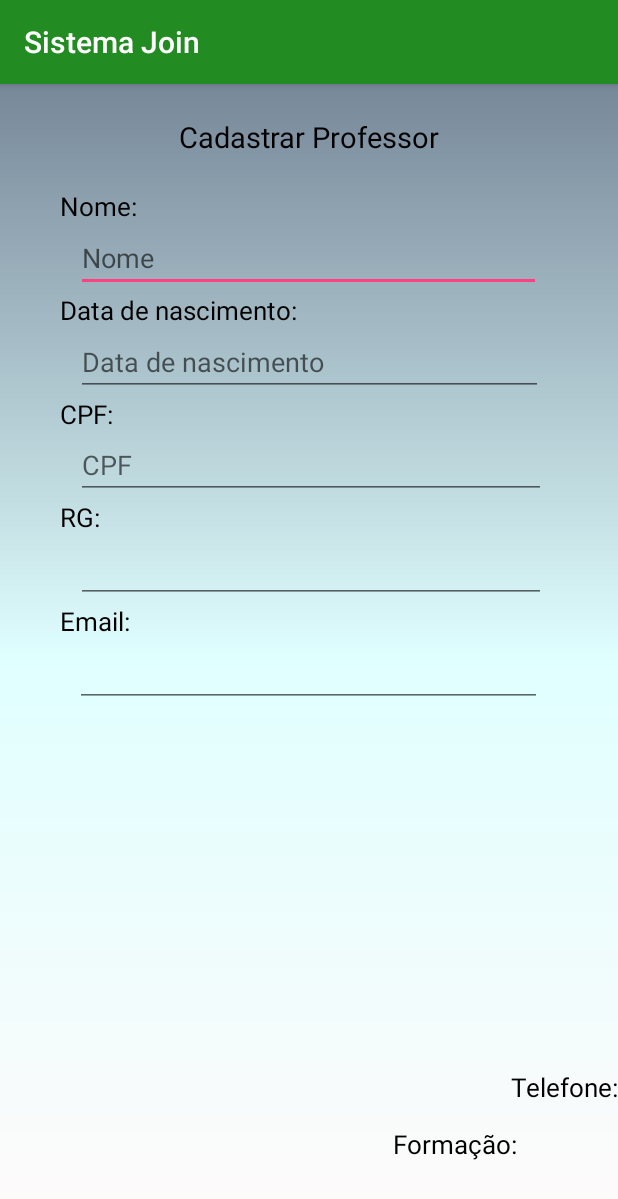
After one commit to matheuspereiradev/SistemaJoin, an Android app: the ViewCadastrarProfessor screen opened directly, with no data from a screen before it, on a phone screen of 412 x 824 dp. The commit adds this screen. Shown: the top 1199 px of the screen. Run offline under Robolectric (Android 15) with nearby library versions, the phone set to English and light mode, and no system bars.

Commit message:
Começo tela cadastrar prof

```diff
--- a/app/src/main/AndroidManifest.xml
+++ b/app/src/main/AndroidManifest.xml
@@ -4,7 +4,7 @@
 
     <application
         android:allowBackup="true"
-        android:icon="@mipmap/ic_launcher"
+        android:icon="@mipmap/icone"
         android:label="@string/app_name"
         android:roundIcon="@mipmap/ic_launcher_round"
         android:supportsRtl="true"
@@ -21,7 +21,8 @@
         <activity android:name=".ViewListarEscolas" />
         <activity android:name=".ViewExibirInformacoesEscola" />
         <activity android:name=".ViewHomeSistemaAdministrativo" />
-        <activity android:name=".ViewTelaLogin"></activity>
+        <activity android:name=".ViewTelaLogin" />
+        <activity android:name=".ViewCadastrarProfessor"></activity>
     </application>
 
 </manifest>
--- /dev/null
+++ b/app/src/main/java/com/app/join/sistemajoin/ViewCadastrarProfessor.java
@@ -0,0 +1,13 @@
+package com.app.join.sistemajoin;
+
+import android.support.v7.app.AppCompatActivity;
+import android.os.Bundle;
+
+public class ViewCadastrarProfessor extends AppCompatActivity {
+
+    @Override
+    protected void onCreate(Bundle savedInstanceState) {
+        super.onCreate(savedInstanceState);
+        setContentView(R.layout.activity_view_cadastrar_professor);
+    }
+}
--- /dev/null
+++ b/app/src/main/res/layout/activity_view_cadastrar_professor.xml
@@ -0,0 +1,145 @@
+<?xml version="1.0" encoding="utf-8"?>
+<RelativeLayout xmlns:android="http://schemas.android.com/apk/res/android"
+    xmlns:app="http://schemas.android.com/apk/res-auto"
+    xmlns:tools="http://schemas.android.com/tools"
+    android:layout_width="match_parent"
+    android:layout_height="match_parent"
+    tools:context=".ViewCadastrarProfessor"
+    android:background="@drawable/layout_fundo_principal">
+
+    <TextView
+        android:id="@+id/textView26"
+        android:layout_width="wrap_content"
+        android:layout_height="wrap_content"
+        android:layout_alignParentTop="true"
+        android:layout_centerHorizontal="true"
+        android:layout_marginTop="22dp"
+        android:text="Cadastrar Professor"
+        android:textColor="@android:color/background_dark"
+        android:textSize="19sp" />
+
+    <TextView
+        android:id="@+id/textView27"
+        android:layout_width="wrap_content"
+        android:layout_height="wrap_content"
+        android:layout_alignParentStart="true"
+        android:layout_alignParentTop="true"
+        android:layout_marginStart="40dp"
+        android:layout_marginTop="69dp"
+        android:text="Nome:"
+        android:textColor="@android:color/background_dark"
+        android:textSize="17sp" />
+
+    <EditText
+        android:id="@+id/editText"
+        android:layout_width="310dp"
+        android:layout_height="wrap_content"
+        android:layout_below="@+id/textView27"
+        android:layout_centerHorizontal="true"
+        android:ems="10"
+        android:hint="Nome"
+        android:inputType="textPersonName" />
+
+    <TextView
+        android:id="@+id/textView28"
+        android:layout_width="wrap_content"
+        android:layout_height="wrap_content"
+        android:layout_alignStart="@+id/textView27"
+        android:layout_below="@+id/editText"
+        android:text="Data de nascimento:"
+        android:textColor="@android:color/background_dark"
+        android:textSize="17sp" />
+
+    <TextView
+        android:id="@+id/textView29"
+        android:layout_width="wrap_content"
+        android:layout_height="wrap_content"
+        android:layout_alignStart="@+id/textView27"
+        android:layout_below="@+id/editText3"
+        android:text="RG:"
+        android:textColor="@android:color/background_dark"
+        android:textSize="17sp" />
+
+    <TextView
+        android:id="@+id/textView30"
+        android:layout_width="wrap_content"
+        android:layout_height="wrap_content"
+        android:layout_alignStart="@+id/textView27"
+        android:layout_below="@+id/editText4"
+        android:text="Email:"
+        android:textColor="@android:color/background_dark"
+        android:textSize="17sp" />
+
+    <TextView
+        android:id="@+id/textView31"
+        android:layout_width="wrap_content"
+        android:layout_height="wrap_content"
+        android:layout_alignParentBottom="true"
+        android:layout_alignParentEnd="true"
+        android:layout_marginBottom="49dp"
+        android:layout_marginEnd="67dp"
+        android:text="Formação:"
+        android:textColor="@android:color/background_dark"
+        android:textSize="17sp" />
+
+    <TextView
+        android:id="@+id/textView32"
+        android:layout_width="wrap_content"
+        android:layout_height="wrap_content"
+        android:layout_alignStart="@+id/textView27"
+        android:layout_below="@+id/editText2"
+        android:text="CPF:"
+        android:textColor="@android:color/background_dark"
+        android:textSize="17sp" />
+
+    <TextView
+        android:id="@+id/textView33"
+        android:layout_width="wrap_content"
+        android:layout_height="wrap_content"
+        android:layout_alignParentBottom="true"
+        android:layout_alignParentEnd="true"
+        android:layout_marginBottom="87dp"
+        android:text="Telefone:"
+        android:textColor="@android:color/background_dark"
+        android:textSize="17sp" />
+
+    <EditText
+        android:id="@+id/editText2"
+        android:layout_width="311dp"
+        android:layout_height="wrap_content"
+        android:layout_alignStart="@+id/editText"
+        android:layout_below="@+id/textView28"
+        android:ems="10"
+        android:hint="Data de nascimento"
+        android:inputType="number" />
+
+    <EditText
+        android:id="@+id/editText3"
+        android:layout_width="313dp"
+        android:layout_height="wrap_content"
+        android:layout_alignParentTop="true"
+        android:layout_alignStart="@+id/editText"
+        android:layout_marginTop="231dp"
+        android:ems="10"
+        android:hint="CPF"
+        android:inputType="number" />
+
+    <EditText
+        android:id="@+id/editText4"
+        android:layout_width="313dp"
+        android:layout_height="wrap_content"
+        android:layout_alignStart="@+id/editText"
+        android:layout_below="@+id/textView29"
+        android:ems="10"
+        android:inputType="number" />
+
+    <EditText
+        android:id="@+id/editText5"
+        android:layout_width="311dp"
+        android:layout_height="wrap_content"
+        android:layout_below="@+id/textView30"
+        android:layout_centerHorizontal="true"
+        android:ems="10"
+        android:inputType="textEmailAddress" />
+
+</RelativeLayout>
--- a/app/src/main/res/layout/activity_view_home_sistema_administrativo.xml
+++ b/app/src/main/res/layout/activity_view_home_sistema_administrativo.xml
@@ -42,9 +42,10 @@
         android:id="@+id/button2"
         android:layout_width="132dp"
         android:layout_height="132dp"
+        android:layout_alignParentStart="true"
         android:layout_alignParentTop="true"
-        android:layout_alignStart="@+id/imageView2"
-        android:layout_marginTop="158dp"
+        android:layout_marginStart="44dp"
+        android:layout_marginTop="161dp"
         android:background="@drawable/botao_nova_escola"
         android:paddingTop="79dp"
         android:text="Adicionar nova escola"
@@ -55,8 +56,9 @@
         android:id="@+id/button"
         android:layout_width="132dp"
         android:layout_height="132dp"
-        android:layout_alignEnd="@+id/textView22"
+        android:layout_alignParentEnd="true"
         android:layout_alignTop="@+id/button2"
+        android:layout_marginEnd="45dp"
         android:background="@drawable/bt_lista_escolas"
         android:paddingTop="79dp"
         android:text="Listar escolas"
```
Also changed, not shown: app/src/main/res/drawable/lousa.png (added), app/src/main/res/mipmap-hdpi/icone.png (added).
